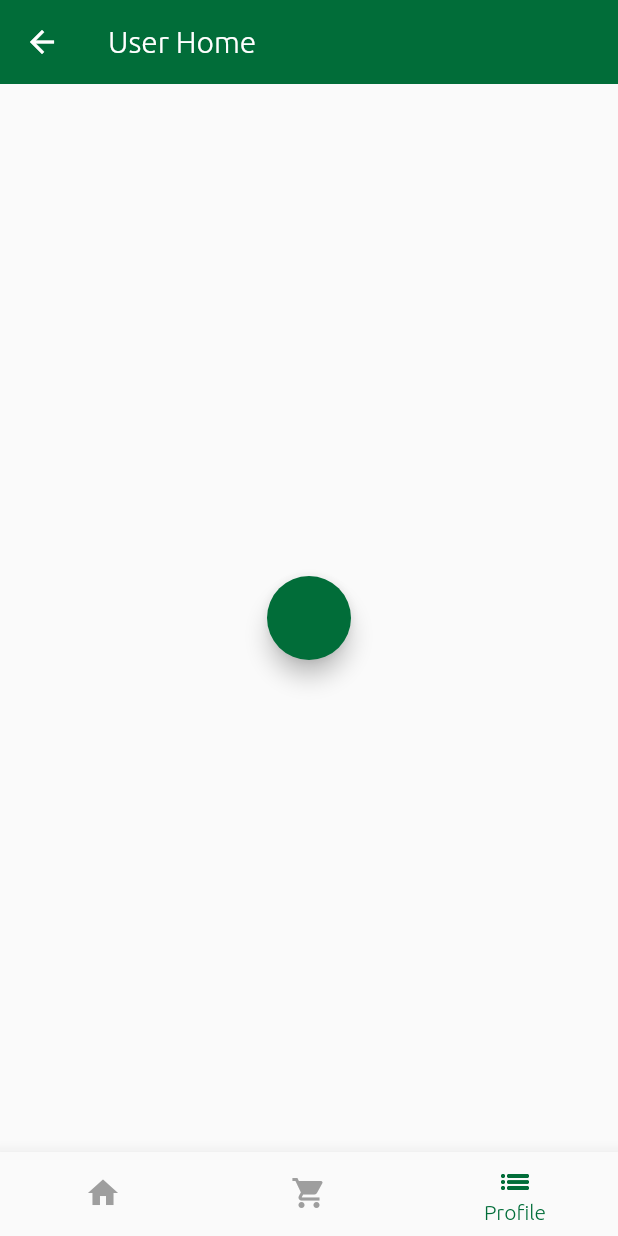
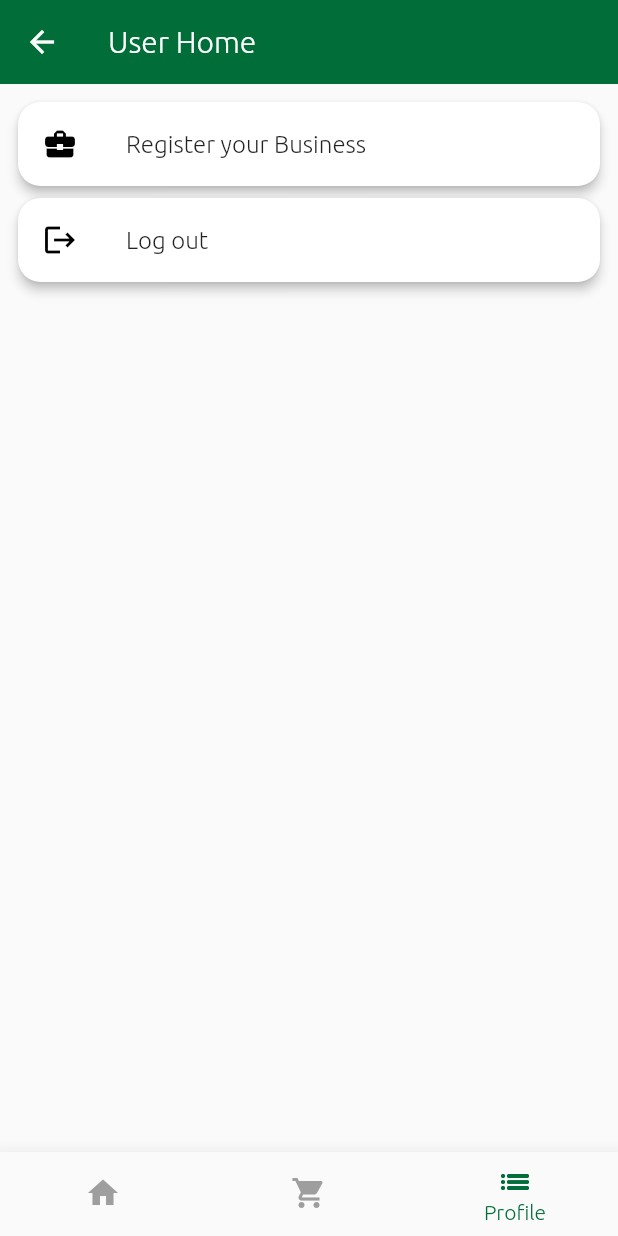
Before and after one commit to ghufran1054/Eatopia, a Flutter app: the UserHomePage screen opened by its route, item 3 of the bottom bar chosen, on a phone screen of 412 x 824 dp. Run offline on Flutter 3.47's test engine with Material 2 defaults, Android fonts, the phone set to English and light mode, and no system bars; our stand-ins replace cloud_firestore, email_validator, firebase_auth, firebase_core, firebase_storage, flutter_spinkit and 2 more; accounts and stored records are empty.

```diff
--- a/lib/pages/Customer/user_home.dart
+++ b/lib/pages/Customer/user_home.dart
@@ -1,3 +1,4 @@
+import 'package:eatopia/services/auth_services.dart';
 import 'package:flutter/material.dart';
 import 'package:eatopia/utilities/colours.dart';
 import 'package:eatopia/pages/Customer/user_main_home.dart';
@@ -50,12 +51,63 @@ class _UserHomePageState extends State<UserHomePage> {
         const Center(
           child: Text('Favourites'),
         ),
-        Center(
-          child: FloatingActionButton(onPressed: () {
-            Navigator.pushNamed(context, '/BuisnessSignup');
-          }),
-        ),
+        const UserMorePage(),
       ][selectedIndex],
     );
   }
 }
+
+//GUZARE KE LYE CLASS BNA RHA HU
+
+class UserMorePage extends StatefulWidget {
+  const UserMorePage({super.key});
+
+  @override
+  State<UserMorePage> createState() => _UserMorePageState();
+}
+
+class _UserMorePageState extends State<UserMorePage> {
+  @override
+  Widget build(BuildContext context) {
+    return SingleChildScrollView(
+      child: Padding(
+        padding: const EdgeInsets.all(8.0),
+        child: Column(
+          children: [
+            Card(
+                elevation: 3,
+                shape: RoundedRectangleBorder(
+                  borderRadius: BorderRadius.circular(15.0),
+                ),
+                child: ListTile(
+                  leading: const Icon(
+                    Icons.business_center,
+                    color: Colors.black,
+                  ),
+                  title: const Text('Register your Business'),
+                  onTap: () {
+                    Navigator.pushNamed(context, '/BuisnessSignup');
+                  },
+                )),
+            Card(
+                elevation: 3,
+                shape: RoundedRectangleBorder(
+                  borderRadius: BorderRadius.circular(15.0),
+                ),
+                child: ListTile(
+                  leading: const Icon(
+                    Icons.logout,
+                    color: Colors.black,
+                  ),
+                  title: const Text('Log out'),
+                  onTap: () async {
+                    await AuthServices().auth.signOut();
+                    Navigator.pushReplacementNamed(context, '/WelcomePage');
+                  },
+                )),
+          ],
+        ),
+      ),
+    );
+  }
+}
--- a/lib/pages/Customer/user_main_home.dart
+++ b/lib/pages/Customer/user_main_home.dart
@@ -141,7 +141,7 @@ class _UserMainHomeState extends State<UserMainHome> {
                     const SizedBox(
                       height: 10,
                     ),
-                    Expanded(child: const RestaurantTiles()),
+                    const Expanded(child: RestaurantTiles()),
                   ],
                 ),
               ),
--- a/lib/pages/user_sign_up.dart
+++ b/lib/pages/user_sign_up.dart
@@ -326,7 +326,6 @@ class _UserSignUpPageTwoState extends State<UserSignUpPageTwo> {
                         const SizedBox(height: 10),
                       ],
                     )),
-                //TODO: NOW USE FIREBASE TO SEND THIS DATA TO DATABASE
                 ElevatedButton(
                     style: ButtonStyle(
                         backgroundColor:
```
Also changed, not shown: lib/pages/Restaurant/res_home.dart (+7 -9 lines), lib/pages/welcome_page.dart (+22 -4 lines).
